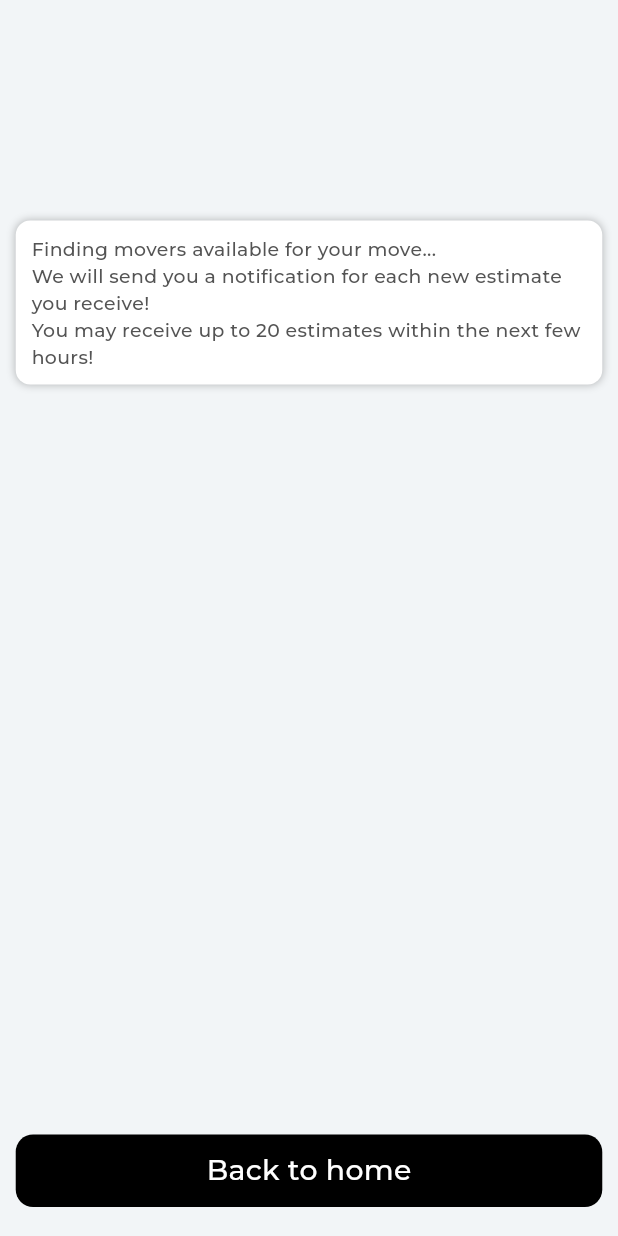
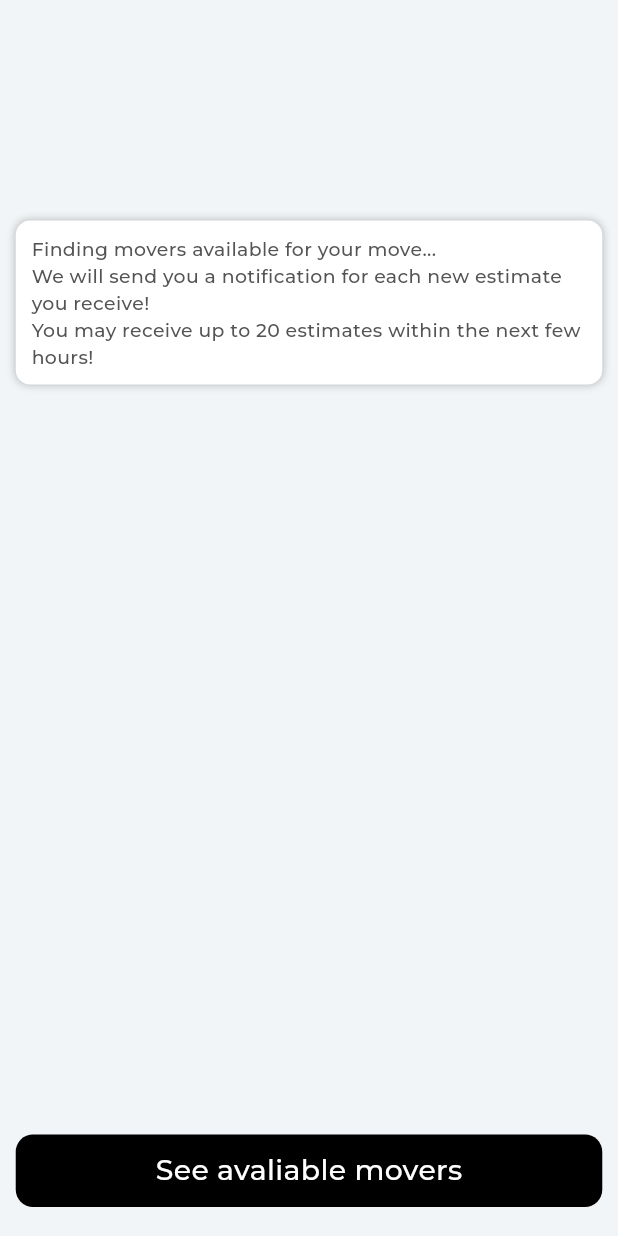
Before and after one commit to shakibalhasan-code/trokis_mobile, a Flutter app: the GetPricesScreen screen opened by its route, on a phone screen of 412 x 824 dp. Run offline on Flutter 3.47's test engine with Material 3 defaults, Android fonts, the phone set to English and light mode, and no system bars; our stand-ins replace flutter_screenutil, flutter_svg, get, google_fonts, google_maps_flutter and 1 more; missing offline and left inert: country_code_picker_plus, dart:ffi, ripple_wave.

Commit message:
added avaliable movers (ui)

```diff
--- /dev/null
+++ b/lib/controller/user_app_controller/movers_controller.dart
@@ -0,0 +1,13 @@
+import 'package:get/get_rx/get_rx.dart';
+import 'package:get/get_state_manager/get_state_manager.dart';
+
+class MoversController extends GetxController {
+  List<String> shortingMovers = [
+    'By rating',
+    'By price',
+    'Based on experience',
+    'Recently added'
+  ];
+
+  var selectedShortingMovers = 'By rating'.obs;
+}
--- a/lib/core/utils/app_binding.dart
+++ b/lib/core/utils/app_binding.dart
@@ -4,6 +4,7 @@ import 'package:trokis_mobile/controller/auth_controller.dart';
 import 'package:trokis_mobile/controller/user_app_controller/home_controller.dart';
 import 'package:trokis_mobile/controller/tab_controller.dart';
 import 'package:trokis_mobile/controller/user_app_controller/item_selection_controller.dart';
+import 'package:trokis_mobile/controller/user_app_controller/movers_controller.dart';
 import 'package:trokis_mobile/controller/user_app_controller/user_starting_location_controller.dart';
 import 'package:trokis_mobile/core/services/map_services.dart';
 import 'package:trokis_mobile/views/screens/user/item_selection/item_selections_screen.dart';
@@ -16,5 +17,6 @@ class AppBinding {
     Get.lazyPut(() => AuthController());
     Get.lazyPut(() => UserStartingLocationController());
     Get.lazyPut(() => ItemSelectionController());
+    Get.lazyPut(() => MoversController());
   });
 }
--- a/lib/core/utils/app_route.dart
+++ b/lib/core/utils/app_route.dart
@@ -5,6 +5,7 @@ import 'package:trokis_mobile/views/screens/initial_screen/splash_screen.dart';
 import 'package:trokis_mobile/views/screens/initial_screen/user_role_screen.dart';
 import 'package:trokis_mobile/views/screens/main_tab_screen.dart';
 import 'package:trokis_mobile/views/screens/user/item_selection/item_selections_screen.dart';
+import 'package:trokis_mobile/views/screens/user/moving/available_movers/available_movers_screen.dart';
 import 'package:trokis_mobile/views/screens/user/moving/get_prices_screen.dart';
 import 'package:trokis_mobile/views/screens/user/moving/moving_review_screen.dart';
 import 'package:trokis_mobile/views/screens/user/starting_location/starting_location_screen.dart';
@@ -19,6 +20,7 @@ class AppRoute {
   static const String itemSelection = '/itemSelection';
   static const String movingReview = '/movingReview';
   static const String getPrices = '/getPrices';
+  static const String availableMovers = '/availableMovers';
 
   static final List<GetPage> pages = [
     GetPage(name: splash, page: () => const SplashScreen()),
@@ -30,5 +32,6 @@ class AppRoute {
     GetPage(name: itemSelection, page: () => ItemSelectionsScreen()),
     GetPage(name: movingReview, page: () => MovingReviewScreen()),
     GetPage(name: getPrices, page: () => const GetPricesScreen()),
+    GetPage(name: availableMovers, page: () => AvailableMoversScreen()),
   ];
 }
--- a/lib/views/screens/user/moving/get_prices_screen.dart
+++ b/lib/views/screens/user/moving/get_prices_screen.dart
@@ -59,9 +59,9 @@ class GetPricesScreen extends StatelessWidget {
                 ],
               )),
               MyGlobButton(
-                  text: 'Back to home',
+                  text: 'See avaliable movers',
                   isOutline: false,
-                  onTap: () => Get.offAllNamed(AppRoute.tab)),
+                  onTap: () => Get.offAllNamed(AppRoute.availableMovers)),
               SizedBox(height: 20.h),
             ],
           ),
```
Also changed, not shown: lib/views/screens/user/moving/available_movers/available_movers_screen.dart (added, +72 -0 lines).
